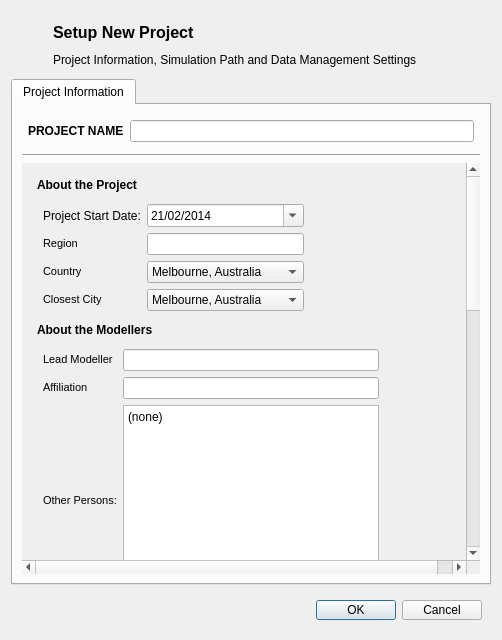
Qt form gui/startnewprojectdialog.ui (petermbach/urbanbeats-pss) before a commit.
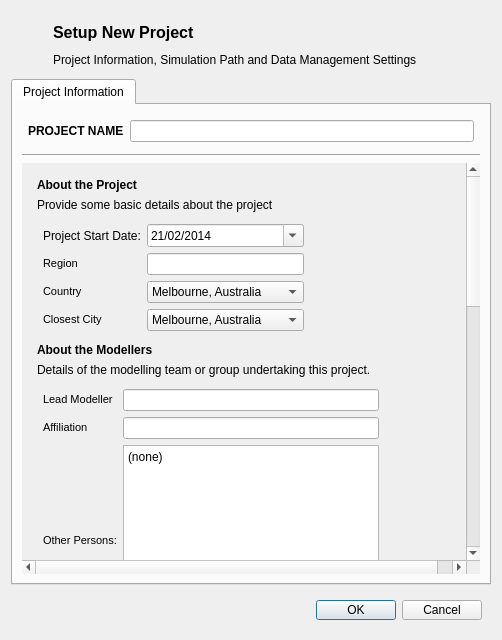
The same form after that commit. Icons and pictures are not drawn.

Commit message: Reimplemented a global project coordinate system, which the user defines from the Create New Project Window. This global epsg will be what all maps are exported to!

```diff
--- a/gui/startnewprojectdialog.ui
+++ b/gui/startnewprojectdialog.ui
@@ -146,7 +146,7 @@
             <x>0</x>
             <y>0</y>
             <width>443</width>
-            <height>1077</height>
+            <height>1115</height>
            </rect>
           </property>
           <layout class="QVBoxLayout" name="verticalLayout_2">
@@ -174,6 +174,13 @@
                </property>
               </widget>
              </item>
+             <item>
+              <widget class="QLabel" name="about1_descr">
+               <property name="text">
+                <string>Provide some basic details about the project</string>
+               </property>
+              </widget>
+             </item>
              <item>
               <widget class="QWidget" name="aboutproject_widget2" native="true">
                <layout class="QGridLayout" name="gridLayout">
@@ -434,6 +441,13 @@
                </property>
               </widget>
              </item>
+             <item>
+              <widget class="QLabel" name="about2_descr">
+               <property name="text">
+                <string>Details of the modelling team or group undertaking this project.</string>
+               </property>
+              </widget>
+             </item>
              <item>
               <widget class="QWidget" name="aboutuser_widget" native="true">
                <layout class="QGridLayout" name="gridLayout_7">
```
Left out of the diff: 6 changed lines with no effect on the pictures. The commit also changes 4 other files.
